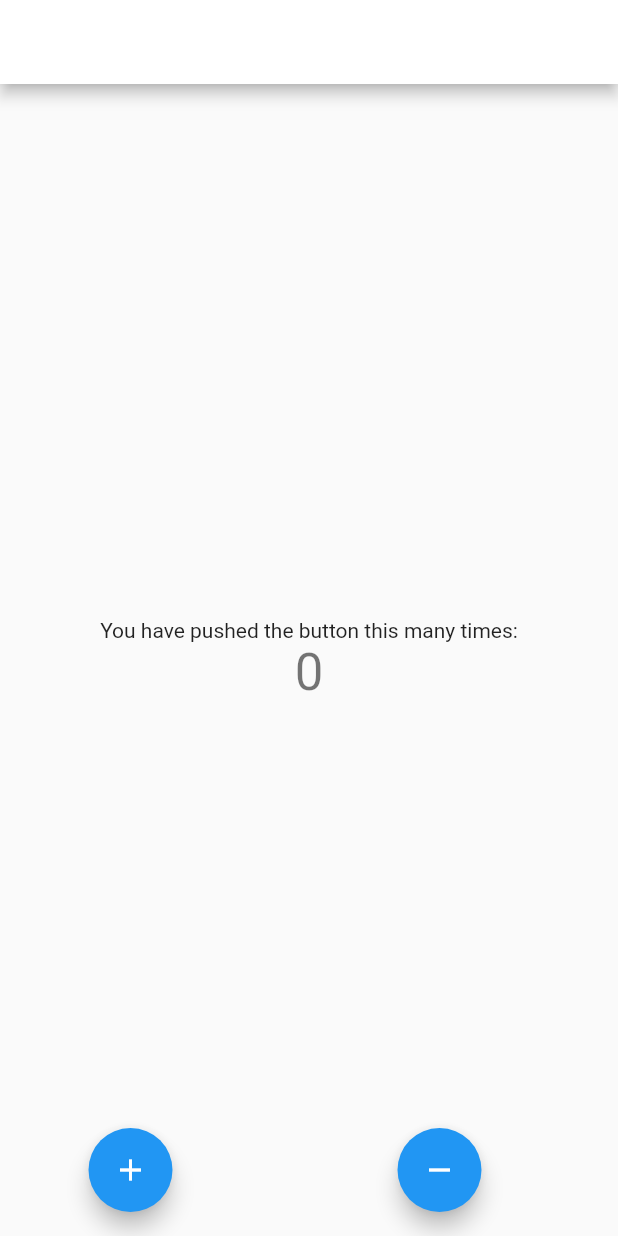
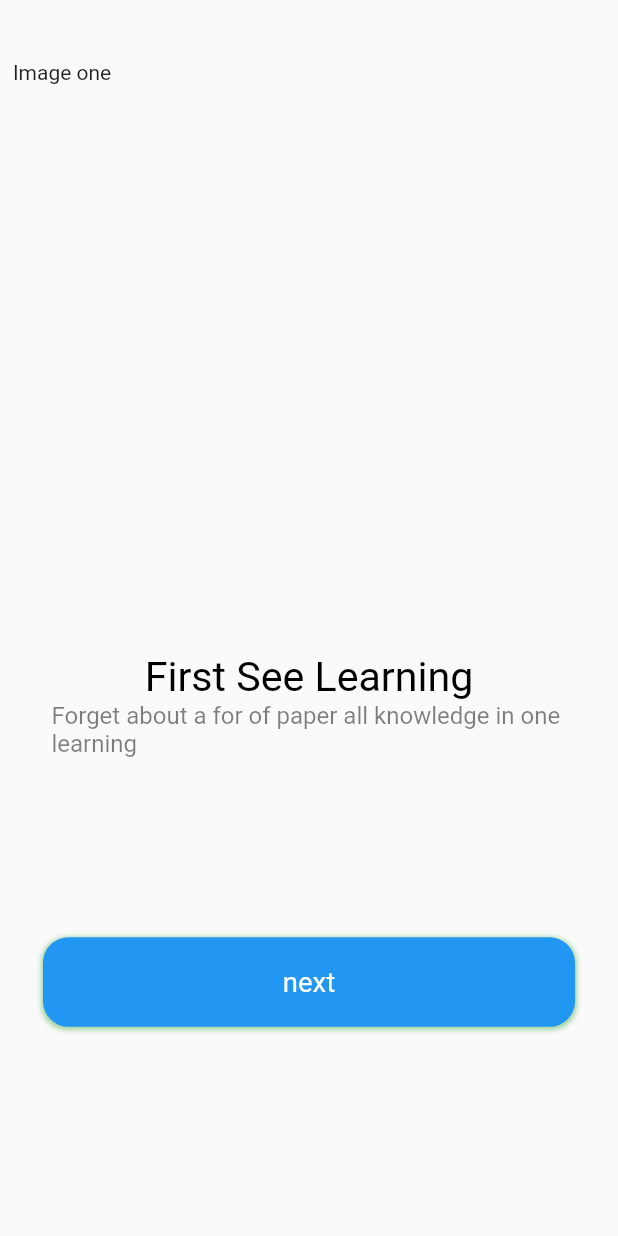
Before and after one commit to rixis321/Course-app, a Flutter app: the screen it shows after launch, on a phone screen of 412 x 824 dp. Run offline on Flutter 3.47's test engine with Material 2 defaults, Android fonts, the light colour scheme and no system bars; our stand-ins replace flutter_bloc, flutter_screenutil.

Commit message:
Welcome page in progress

```diff
--- a/lib/main.dart
+++ b/lib/main.dart
@@ -1,8 +1,10 @@
 import 'package:course_app/app_blocks.dart';
 import 'package:course_app/app_events.dart';
 import 'package:course_app/app_states.dart';
+import 'package:course_app/pages/welcome/welcome.dart';
 import 'package:flutter/material.dart';
 import 'package:flutter_bloc/flutter_bloc.dart';
+import 'package:flutter_screenutil/flutter_screenutil.dart';
 
 void main() {
   runApp(const MyApp());
@@ -16,8 +18,10 @@
   Widget build(BuildContext context) {
     return BlocProvider(
       create: (context) => AppBlocs(),
-      child: const MaterialApp(
-        home: MyHomePage(),
+      child: ScreenUtilInit(
+        builder: (context,child)=> const MaterialApp(
+          home: Welcome(),
+        ),
       ),
     );
   }
--- /dev/null
+++ b/lib/pages/welcome/welcome.dart
@@ -0,0 +1,94 @@
+import 'package:flutter/material.dart';
+import 'package:flutter_screenutil/flutter_screenutil.dart';
+
+class Welcome extends StatefulWidget {
+  const Welcome({Key? key}) : super(key: key);
+
+  @override
+  State<Welcome> createState() => _WelcomeState();
+}
+
+class _WelcomeState extends State<Welcome> {
+  @override
+  Widget build(BuildContext context) {
+    return Container(
+      color: Colors.white,
+      child: Scaffold(
+        body: Container(
+          margin: EdgeInsets.only(top: 34.h),
+          width: 375.w,
+          child: Stack(
+            children: [
+              PageView(
+                children: [
+                  Column(
+                    children: [
+                      SizedBox(
+                        width: 345.w,
+                        height: 345.w,
+                        child: const Text(
+                            "Image one"
+                        ),
+                      ),
+                      Container(
+                        child: Text(
+                          "First See Learning",
+                          style: TextStyle(
+                              color: Colors.black,
+                              fontSize: 24.sp,
+                              fontWeight: FontWeight.normal
+                          ),
+
+                        ),
+                      ),
+                      Container(
+                        width: 375.w,
+                        padding: EdgeInsets.only(left: 30.w,right: 30.w),
+                        child: Text(
+                          "Forget about a for of paper all knowledge in one learning",
+                          style: TextStyle(
+                              color: Colors.black.withOpacity(0.5),
+                              fontSize: 14.sp,
+                              fontWeight: FontWeight.normal
+                          ),
+
+                        ),
+                      ),
+                      Container(
+                        margin: EdgeInsets.only(top: 100.h, left: 25.w,right: 25.w),
+                        width: 325.w,
+                        height: 50.h,
+
+                        decoration: BoxDecoration(
+                          color: Colors.blue,
+                          borderRadius: BorderRadius.all(Radius.circular(15.w)),
+                          boxShadow:[
+                            BoxShadow(
+                                color: Colors.green.withOpacity(0.5),
+                                spreadRadius: 1,
+                                blurRadius: 2,
+                                offset: Offset(0,1)
+                            )
+                          ]
+                        ),
+                        child: Center(
+                          child: Text("next",
+                              style: TextStyle(
+                                  color: Colors.white,
+                                  fontSize: 16.sp,
+                                  fontWeight: FontWeight.normal
+                              )),
+
+                        ),
+                      )
+                    ],
+                  )
+                ],
+              )
+            ],
+          ),
+        ),
+      ),
+    );
+  }
+}
```
Also changed, not shown: lib/pages/welcome/bloc/welcome_blocs.dart (added), lib/pages/welcome/bloc/welcome_events.dart (added), lib/pages/welcome/bloc/welcome_states.dart (added).
